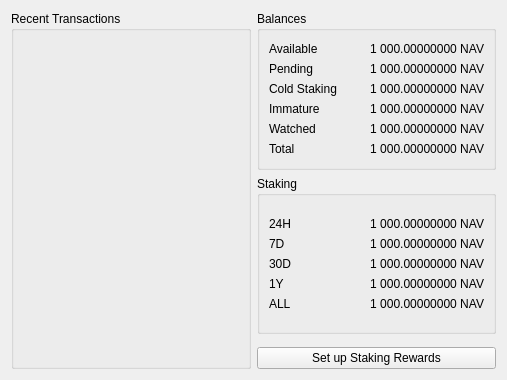
NavPool/navcoin-core, file src/qt/forms/overviewpage.ui: the form before one commit.
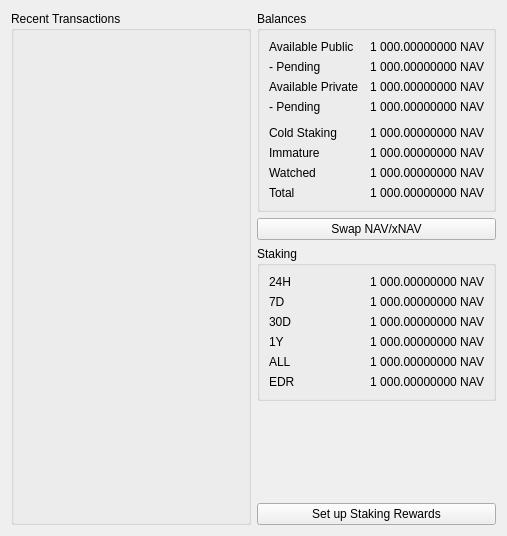
The form after the commit. Custom widgets are drawn as their Qt base class.

Patch:
```diff
--- a/src/qt/forms/overviewpage.ui
+++ b/src/qt/forms/overviewpage.ui
@@ -7,7 +7,7 @@
     <x>0</x>
     <y>0</y>
     <width>507</width>
-    <height>380</height>
+    <height>536</height>
    </rect>
   </property>
   <property name="windowTitle">
@@ -44,116 +44,160 @@
          <enum>QLayout::SetNoConstraint</enum>
         </property>
         <property name="labelAlignment">
-         <set>Qt::AlignLeft|Qt::AlignVCenter</set>
+         <set>Qt::AlignLeading|Qt::AlignLeft|Qt::AlignVCenter</set>
         </property>
         <property name="formAlignment">
-         <set>Qt::AlignRight|Qt::AlignVCenter</set>
+         <set>Qt::AlignRight|Qt::AlignTrailing|Qt::AlignVCenter</set>
         </property>
-        <item row="0" column="0">
+        <item row="1" column="0">
          <widget class="QLabel" name="labelAvailableText">
           <property name="text">
-           <string>Available</string>
+           <string>Available Public</string>
           </property>
          </widget>
         </item>
-        <item row="0" column="1">
+        <item row="1" column="1">
          <widget class="QLabel" name="labelBalance">
           <property name="text">
            <string>1 000.00000000 NAV</string>
           </property>
           <property name="alignment">
-           <set>Qt::AlignRight|Qt::AlignVCenter</set>
+           <set>Qt::AlignRight|Qt::AlignTrailing|Qt::AlignVCenter</set>
           </property>
          </widget>
         </item>
-        <item row="1" column="0">
+        <item row="2" column="0">
          <widget class="QLabel" name="labelPendingText">
           <property name="text">
-           <string>Pending</string>
+           <string>- Pending</string>
           </property>
          </widget>
         </item>
-        <item row="1" column="1">
+        <item row="2" column="1">
          <widget class="QLabel" name="labelUnconfirmed">
           <property name="text">
            <string>1 000.00000000 NAV</string>
           </property>
           <property name="alignment">
-           <set>Qt::AlignRight|Qt::AlignVCenter</set>
+           <set>Qt::AlignRight|Qt::AlignTrailing|Qt::AlignVCenter</set>
           </property>
          </widget>
         </item>
         <item row="3" column="0">
+         <widget class="QLabel" name="labelAvailableText_2">
+          <property name="text">
+           <string>Available Private</string>
+          </property>
+         </widget>
+        </item>
+        <item row="3" column="1">
+         <widget class="QLabel" name="labelPrivateBalance">
+          <property name="text">
+           <string>1 000.00000000 NAV</string>
+          </property>
+          <property name="alignment">
+           <set>Qt::AlignRight|Qt::AlignTrailing|Qt::AlignVCenter</set>
+          </property>
+         </widget>
+        </item>
+        <item row="4" column="0">
+         <widget class="QLabel" name="labelAvailableText_3">
+          <property name="text">
+           <string>- Pending</string>
+          </property>
+         </widget>
+        </item>
+        <item row="4" column="1">
+         <widget class="QLabel" name="labelPrivateBalancePending">
+          <property name="text">
+           <string>1 000.00000000 NAV</string>
+          </property>
+          <property name="alignment">
+           <set>Qt::AlignRight|Qt::AlignTrailing|Qt::AlignVCenter</set>
+          </property>
+         </widget>
+        </item>
+        <item row="6" column="0">
          <widget class="QLabel" name="labelColdStakingText">
           <property name="text">
            <string>Cold Staking</string>
           </property>
          </widget>
         </item>
-        <item row="3" column="1">
+        <item row="6" column="1">
          <widget class="QLabel" name="labelColdStaking">
           <property name="text">
            <string>1 000.00000000 NAV</string>
           </property>
           <property name="alignment">
-           <set>Qt::AlignRight|Qt::AlignVCenter</set>
+           <set>Qt::AlignRight|Qt::AlignTrailing|Qt::AlignVCenter</set>
           </property>
          </widget>
         </item>
-        <item row="4" column="0">
+        <item row="7" column="0">
          <widget class="QLabel" name="labelImmatureText">
           <property name="text">
            <string>Immature</string>
           </property>
          </widget>
         </item>
-        <item row="4" column="1">
+        <item row="7" column="1">
          <widget class="QLabel" name="labelImmature">
           <property name="text">
            <string>1 000.00000000 NAV</string>
           </property>
           <property name="alignment">
-           <set>Qt::AlignRight|Qt::AlignVCenter</set>
+           <set>Qt::AlignRight|Qt::AlignTrailing|Qt::AlignVCenter</set>
           </property>
          </widget>
         </item>
-        <item row="5" column="0">
+        <item row="8" column="0">
          <widget class="QLabel" name="labelWatchedBalanceText">
           <property name="text">
            <string>Watched</string>
           </property>
          </widget>
         </item>
-        <item row="5" column="1">
+        <item row="8" column="1">
          <widget class="QLabel" name="labelWatchedBalance">
           <property name="text">
            <string>1 000.00000000 NAV</string>
           </property>
           <property name="alignment">
-           <set>Qt::AlignRight|Qt::AlignVCenter</set>
+           <set>Qt::AlignRight|Qt::AlignTrailing|Qt::AlignVCenter</set>
           </property>
          </widget>
         </item>
-        <item row="6" column="0">
+        <item row="9" column="0">
          <widget class="QLabel" name="labelTotalText">
           <property name="text">
            <string>Total</string>
           </property>
          </widget>
         </item>
-        <item row="6" column="1">
+        <item row="9" column="1">
          <widget class="QLabel" name="labelTotal">
           <property name="text">
            <string>1 000.00000000 NAV</string>
           </property>
           <property name="alignment">
-           <set>Qt::AlignRight|Qt::AlignVCenter</set>
+           <set>Qt::AlignRight|Qt::AlignTrailing|Qt::AlignVCenter</set>
           </property>
          </widget>
         </item>
+        <item row="5" column="0">
+         <layout class="QHBoxLayout" name="horizontalLayout"/>
+        </item>
        </layout>
       </widget>
      </item>
+     <item>
+      <widget class="QPushButton" name="swapButton">
+       <property name="text">
+        <string>Swap NAV/xNAV</string>
+       </property>
+      </widget>
+     </item>
      <item>
       <widget class="QGroupBox" name="stakingGroup">
        <property name="title">
@@ -161,10 +205,10 @@
        </property>
        <layout class="QFormLayout" name="formLayout_2">
         <property name="labelAlignment">
-         <set>Qt::AlignLeft|Qt::AlignVCenter</set>
+         <set>Qt::AlignLeading|Qt::AlignLeft|Qt::AlignVCenter</set>
         </property>
         <property name="formAlignment">
-         <set>Qt::AlignRight|Qt::AlignVCenter</set>
+         <set>Qt::AlignRight|Qt::AlignTrailing|Qt::AlignVCenter</set>
         </property>
         <item row="2" column="0">
          <widget class="QLabel" name="label7dStakingStatsText">
@@ -179,7 +223,7 @@
            <string>1 000.00000000 NAV</string>
           </property>
           <property name="alignment">
-           <set>Qt::AlignRight|Qt::AlignVCenter</set>
+           <set>Qt::AlignRight|Qt::AlignTrailing|Qt::AlignVCenter</set>
           </property>
          </widget>
         </item>
@@ -196,7 +240,7 @@
            <string>1 000.00000000 NAV</string>
           </property>
           <property name="alignment">
-           <set>Qt::AlignRight|Qt::AlignVCenter</set>
+           <set>Qt::AlignRight|Qt::AlignTrailing|Qt::AlignVCenter</set>
           </property>
          </widget>
         </item>
@@ -213,7 +257,7 @@
            <string>1 000.00000000 NAV</string>
           </property>
           <property name="alignment">
-           <set>Qt::AlignRight|Qt::AlignVCenter</set>
+           <set>Qt::AlignRight|Qt::AlignTrailing|Qt::AlignVCenter</set>
           </property>
          </widget>
         </item>
@@ -230,7 +274,27 @@
            <string>1 000.00000000 NAV</string>
           </property>
           <property name="alignment">
-           <set>Qt::AlignRight|Qt::AlignVCenter</set>
+           <set>Qt::AlignRight|Qt::AlignTrailing|Qt::AlignVCenter</set>
+          </property>
+         </widget>
+        </item>
+        <item row="6" column="0">
+         <widget class="QLabel" name="labelExpectedStatsText">
+          <property name="toolTip">
+           <string>Expected Daily Reward (EDR)</string>
+          </property>
+          <property name="text">
+           <string>EDR</string>
+          </property>
+         </widget>
+        </item>
+        <item row="6" column="1">
+         <widget class="QLabel" name="labelExpectedStakingStats">
+          <property name="text">
+           <string>1 000.00000000 NAV</string>
+          </property>
+          <property name="alignment">
+           <set>Qt::AlignRight|Qt::AlignTrailing|Qt::AlignVCenter</set>
           </property>
          </widget>
         </item>
@@ -247,7 +311,7 @@
            <string>1 000.00000000 NAV</string>
           </property>
           <property name="alignment">
-           <set>Qt::AlignRight|Qt::AlignVCenter</set>
+           <set>Qt::AlignRight|Qt::AlignTrailing|Qt::AlignVCenter</set>
           </property>
          </widget>
         </item>
@@ -259,6 +323,12 @@
        <property name="orientation">
         <enum>Qt::Vertical</enum>
        </property>
+       <property name="sizeHint" stdset="0">
+        <size>
+         <width>0</width>
+         <height>0</height>
+        </size>
+       </property>
       </spacer>
      </item>
      <item>
```
